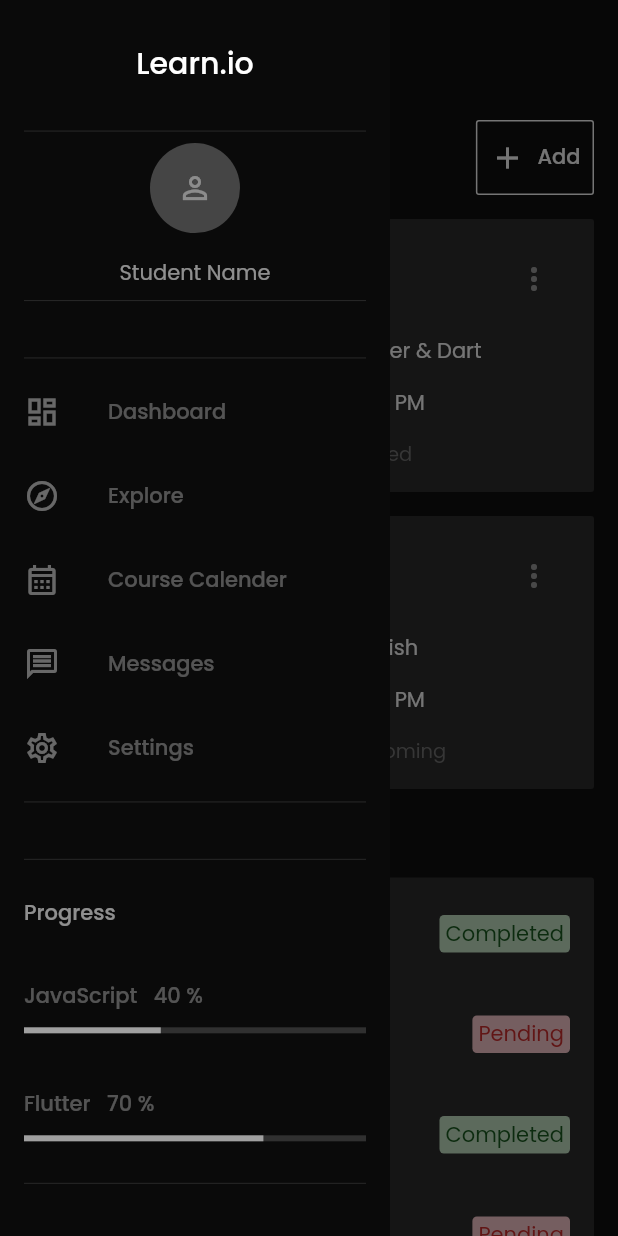
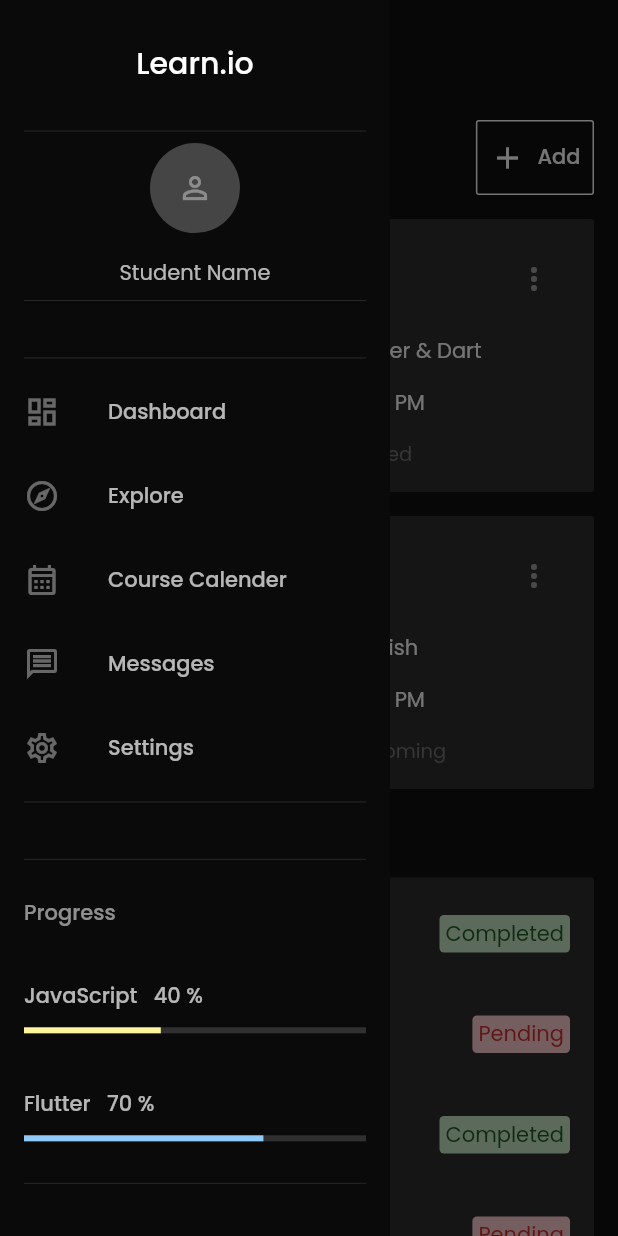
Before and after one commit to mabdullah412/responsive-dashboard-ui-flutter, a Flutter app: the screen it shows after launch, with the side drawer open, on a phone screen of 412 x 824 dp. Run offline on Flutter 3.47's test engine with Material 2 defaults, Android fonts, the phone set to English and light mode, and no system bars; our stand-ins replace fl_chart.

Commit message:
update readme, and side_menu font color

```diff
--- a/lib/screens/components/side_menu_course_progress.dart
+++ b/lib/screens/components/side_menu_course_progress.dart
@@ -6,7 +6,7 @@ class SideMenuCourseProgress extends StatelessWidget {
   }) : super(key: key);
 
   final TextStyle courseStyle = const TextStyle(
-    color: Colors.white30,
+    color: Colors.white70,
     fontSize: 14,
   );
 
@@ -29,7 +29,7 @@ class SideMenuCourseProgress extends StatelessWidget {
           ),
           subtitle: LinearProgressIndicator(
             backgroundColor: Colors.grey[850],
-            color: Colors.white54,
+            color: Colors.yellow[200],
             value: 0.4,
           ),
           contentPadding: EdgeInsets.zero,
@@ -41,7 +41,7 @@ class SideMenuCourseProgress extends StatelessWidget {
           ),
           subtitle: LinearProgressIndicator(
             backgroundColor: Colors.grey[850],
-            color: Colors.white54,
+            color: Colors.blue[200],
             value: 0.7,
           ),
           contentPadding: EdgeInsets.zero,
--- a/lib/screens/components/side_menu_navigation_buttons.dart
+++ b/lib/screens/components/side_menu_navigation_buttons.dart
@@ -6,7 +6,7 @@ class SideMenuNavigationButtons extends StatelessWidget {
   }) : super(key: key);
 
   final buttonStyle = const TextStyle(
-    color: Colors.white30,
+    color: Colors.white70,
     fontSize: 14,
   );
 
--- a/lib/screens/components/side_menu_user_card.dart
+++ b/lib/screens/components/side_menu_user_card.dart
@@ -26,7 +26,7 @@ class SideMenuUserCard extends StatelessWidget {
         const Text(
           'Student Name',
           textAlign: TextAlign.center,
-          style: TextStyle(color: Colors.white54),
+          style: TextStyle(color: Colors.white70),
         ),
         const Divider(color: Colors.white12),
       ],
```
Also changed, not shown: 1 other file.
